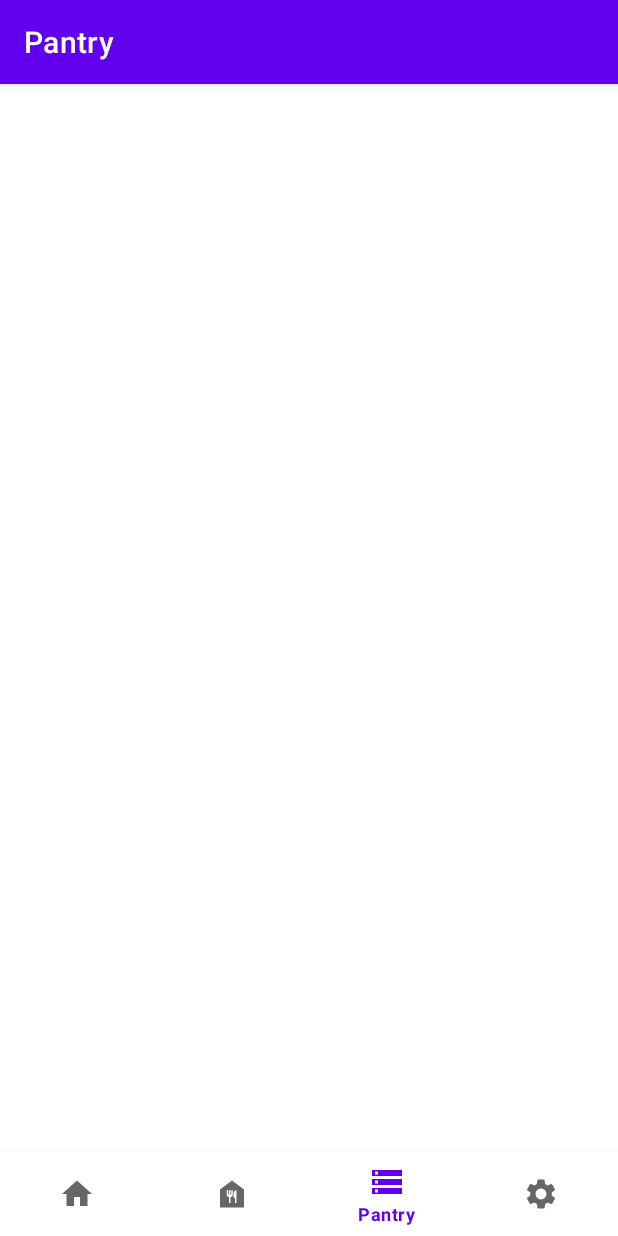
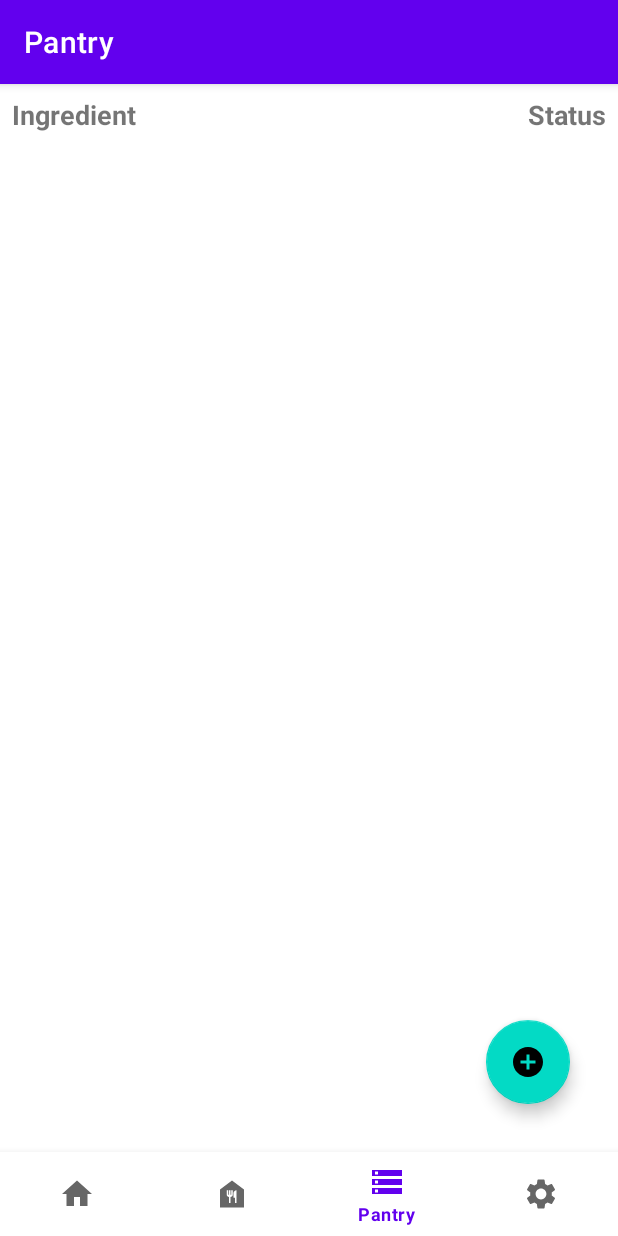
Before and after one commit to czhang83/comp371_meal_planner_final, an Android app: the PantryFragment screen opened through its navigation route, on a phone screen of 412 x 824 dp. Run offline under Robolectric (Android 15) with nearby library versions, the phone set to English and light mode, and no system bars; our stand-ins replace Room's generated code, navigation-ui.

Commit message:
Set up add ingredient page

```diff
--- a/app/src/main/AndroidManifest.xml
+++ b/app/src/main/AndroidManifest.xml
@@ -21,6 +21,9 @@
         <activity
             android:name=".AddDishActivity"
             android:label="Add Dish"/>
+        <activity
+            android:name=".AddIngredientActivity"
+            android:label="Add Ingredient"/>
     </application>
 
 </manifest>
--- a/app/src/main/java/com/example/mealplanner/AddDishActivity.java
+++ b/app/src/main/java/com/example/mealplanner/AddDishActivity.java
@@ -15,6 +15,7 @@ public class AddDishActivity extends AppCompatActivity {
     @Override
     protected void onCreate(@Nullable Bundle savedInstanceState) {
         super.onCreate(savedInstanceState);
+        setContentView(R.layout.activity_add_dish);
         appViewModel = new ViewModelProvider(this).get(AppViewModel.class);
 
         //appViewModel.insertDish(new Dish("test", "breakfast", 1, 0, 0, 0));
--- a/app/src/main/java/com/example/mealplanner/database/AppRepository.java
+++ b/app/src/main/java/com/example/mealplanner/database/AppRepository.java
@@ -18,11 +18,18 @@ public class AppRepository {
     AppRepository(Application application) {
         AppDatabase db = AppDatabase.getDatabase(application);
         dishDAO = db.dishDAO();
+        ingredientDAO = db.ingredientDAO();
+        dishIngredientDAO = db.dishIngredientDAO();
+
         allDishes = dishDAO.getAllDishes();
+        allIngredients = ingredientDAO.getAllIngredient();
     }
 
     LiveData<List<Dish>> getAllDishes() {
         return allDishes;
+    }
+    LiveData<List<Ingredient>> getAllIngredients(){
+        return allIngredients;
     }
 
     // You must call this on a non-UI thread or your app will throw an exception. Room ensures
@@ -32,4 +39,10 @@ public class AppRepository {
             dishDAO.insertAllDishes(dish);
         });
     }
+
+    void insertIngredient(Ingredient ingredient) {
+        AppDatabase.databaseWriteExecutor.execute(() -> {
+            ingredientDAO.insertIngredient(ingredient);
+        });
+    }
 }
--- a/app/src/main/java/com/example/mealplanner/database/AppViewModel.java
+++ b/app/src/main/java/com/example/mealplanner/database/AppViewModel.java
@@ -12,14 +12,25 @@ public class AppViewModel extends AndroidViewModel {
     private AppRepository repository;
 
     private final LiveData<List<Dish>> allDishes;
+    private final LiveData<List<Ingredient>> allIngredients;
 
     public AppViewModel (Application application) {
         super(application);
         repository = new AppRepository(application);
+
         allDishes = repository.getAllDishes();
+        allIngredients = repository.getAllIngredients();
     }
 
     public LiveData<List<Dish>> getAllDishes() { return allDishes; }
 
+    public LiveData<List<Ingredient>> getAllIngredients(){
+        return allIngredients;
+    }
+
     public void insertDish(Dish dish) { repository.insertDish(dish); }
+
+    public void insertIngredient(Ingredient ingredient){
+        repository.insertIngredient(ingredient);
+    }
 }
--- a/app/src/main/java/com/example/mealplanner/database/DishIngredient.java
+++ b/app/src/main/java/com/example/mealplanner/database/DishIngredient.java
@@ -23,4 +23,8 @@ public class DishIngredient {
     @ColumnInfo(name = "ingredient")
     public String ingredient;
 
+    public DishIngredient(String dish_name, String ingredient){
+        this.dish_name = dish_name;
+        this.ingredient = ingredient;
+    }
 }
--- a/app/src/main/java/com/example/mealplanner/database/Ingredient.java
+++ b/app/src/main/java/com/example/mealplanner/database/Ingredient.java
@@ -15,4 +15,9 @@ public class Ingredient {
     @ColumnInfo(name = "status")
     public String status;
 
+    public Ingredient(String ingredient, String status){
+        this.ingredient = ingredient;
+        this.status = status;
+    }
+
 }
--- a/app/src/main/java/com/example/mealplanner/fragments/PantryFragment.java
+++ b/app/src/main/java/com/example/mealplanner/fragments/PantryFragment.java
@@ -1,5 +1,6 @@
 package com.example.mealplanner.fragments;
 
+import android.content.Intent;
 import android.os.Bundle;
 import android.view.LayoutInflater;
 import android.view.View;
@@ -11,15 +12,51 @@ import androidx.annotation.Nullable;
 import androidx.fragment.app.Fragment;
 import androidx.lifecycle.Observer;
 import androidx.lifecycle.ViewModelProvider;
+import androidx.recyclerview.widget.DividerItemDecoration;
+import androidx.recyclerview.widget.LinearLayoutManager;
+import androidx.recyclerview.widget.RecyclerView;
 
+import com.example.mealplanner.AddDishActivity;
+import com.example.mealplanner.AddIngredientActivity;
 import com.example.mealplanner.R;
+import com.example.mealplanner.database.AppViewModel;
+import com.example.mealplanner.recyclerview.IngredientAdapter;
+import com.google.android.material.floatingactionbutton.FloatingActionButton;
 
 public class PantryFragment extends Fragment {
+
+    private AppViewModel appViewModel;
+    public FloatingActionButton floatingActionButtonAddIngredient;
+    public RecyclerView recyclerView_ingredient;
 
     public View onCreateView(@NonNull LayoutInflater inflater,
                              ViewGroup container, Bundle savedInstanceState) {
         View root = inflater.inflate(R.layout.fragment_pantry, container, false);
-        final TextView textView = root.findViewById(R.id.text_pantry);
+        appViewModel = new ViewModelProvider(this).get(AppViewModel.class);
+
+        floatingActionButtonAddIngredient = root.findViewById(R.id.floatingActionButton_add_ingredient);
+        recyclerView_ingredient = root.findViewById(R.id.recyclerView_ingredient);
+
+        // create recycler adapter
+        IngredientAdapter adapter = new IngredientAdapter(appViewModel.getAllIngredients().getValue());
+        recyclerView_ingredient.setAdapter(adapter);
+        recyclerView_ingredient.setLayoutManager(new LinearLayoutManager(root.getContext()));
+        recyclerView_ingredient.setHasFixedSize(true);
+        RecyclerView.ItemDecoration itemDecoration = new DividerItemDecoration(
+                root.getContext(), DividerItemDecoration.VERTICAL);
+        recyclerView_ingredient.addItemDecoration(itemDecoration);
+
+        appViewModel.getAllIngredients().observe(getViewLifecycleOwner(), ingredients -> {
+            adapter.updateIngredients(ingredients);
+        });
+
+        floatingActionButtonAddIngredient.setOnClickListener(new View.OnClickListener() {
+            @Override
+            public void onClick(View view) {
+                Intent intent = new Intent(root.getContext(), AddIngredientActivity.class);
+                startActivity(intent);
+            }
+        });
         return root;
     }
 }
--- /dev/null
+++ b/app/src/main/java/com/example/mealplanner/recyclerview/IngredientAdapter.java
@@ -0,0 +1,68 @@
+package com.example.mealplanner.recyclerview;
+
+import android.content.Context;
+import android.view.LayoutInflater;
+import android.view.View;
+import android.view.ViewGroup;
+import android.widget.TextView;
+
+import com.example.mealplanner.R;
+import com.example.mealplanner.database.Ingredient;
+
+import java.util.List;
+
+import androidx.annotation.NonNull;
+import androidx.recyclerview.widget.RecyclerView;
+
+public class IngredientAdapter extends RecyclerView.Adapter<IngredientAdapter.ViewHolder>{
+    private List<Ingredient> ingredients;
+
+    //pass this list into the constructor of the adapter
+    public IngredientAdapter(List<Ingredient> ingredients){
+        this.ingredients = ingredients;
+    }
+
+    @NonNull
+    @Override
+    public IngredientAdapter.ViewHolder onCreateViewHolder(@NonNull ViewGroup parent, int viewType) {
+        Context context = parent.getContext();
+        LayoutInflater inflater = LayoutInflater.from(context);
+        // inflate the customer layout
+        View ingredientView = inflater.inflate(R.layout.item_ingredient, parent, false);
+        return new IngredientAdapter.ViewHolder(ingredientView);
+    }
+
+    @Override
+    public void onBindViewHolder(@NonNull IngredientAdapter.ViewHolder holder, int position) {
+        // populate data into the item through holder
+        Ingredient ingredient = ingredients.get(position);
+
+        holder.textView_item_ingredient_name.setText(ingredient.ingredient);
+        holder.textView_item_ingredient_status.setText(ingredient.status);
+
+    }
+
+    @Override
+    public int getItemCount() {
+        // could be null initially
+        if (ingredients == null) return 0;
+        return ingredients.size();
+    }
+
+    public void updateIngredients(List<Ingredient> ingredients){
+        this.ingredients = ingredients;
+        notifyDataSetChanged();
+    }
+
+    class ViewHolder extends RecyclerView.ViewHolder{
+        TextView textView_item_ingredient_name;
+        TextView textView_item_ingredient_status;
+
+        public ViewHolder(View itemView){
+            super(itemView);
+            textView_item_ingredient_name = itemView.findViewById(R.id.textView_item_ingredient_name);
+            textView_item_ingredient_status = itemView.findViewById(R.id.textView_item_ingredient_status);
+        }
+
+    }
+}
--- a/app/src/main/res/layout/fragment_pantry.xml
+++ b/app/src/main/res/layout/fragment_pantry.xml
@@ -6,17 +6,60 @@
     android:layout_height="match_parent"
     tools:context=".fragments.PantryFragment">
 
-    <TextView
-        android:id="@+id/text_pantry"
+    <com.google.android.material.floatingactionbutton.FloatingActionButton
+        android:id="@+id/floatingActionButton_add_ingredient"
+        android:layout_width="wrap_content"
+        android:layout_height="wrap_content"
+        android:layout_marginEnd="32dp"
+        android:layout_marginBottom="32dp"
+        android:clickable="true"
+        android:src="@drawable/ic_add_circle"
+        app:layout_constraintBottom_toBottomOf="parent"
+        app:layout_constraintEnd_toEndOf="parent" />
+
+    <androidx.recyclerview.widget.RecyclerView
+        android:id="@+id/recyclerView_ingredient"
         android:layout_width="match_parent"
-        android:layout_height="wrap_content"
-        android:layout_marginStart="8dp"
-        android:layout_marginTop="8dp"
-        android:layout_marginEnd="8dp"
-        android:textAlignment="center"
-        android:textSize="20sp"
+        android:layout_height="0dp"
         app:layout_constraintBottom_toBottomOf="parent"
         app:layout_constraintEnd_toEndOf="parent"
         app:layout_constraintStart_toStartOf="parent"
-        app:layout_constraintTop_toTopOf="parent" />
+        app:layout_constraintTop_toBottomOf="@+id/constraintLayout" />
+
+    <androidx.constraintlayout.widget.ConstraintLayout
+        android:id="@+id/constraintLayout"
+        android:layout_width="match_parent"
+        android:layout_height="wrap_content"
+        app:layout_constraintEnd_toEndOf="parent"
+        app:layout_constraintStart_toStartOf="parent"
+        app:layout_constraintTop_toTopOf="parent">
+
+        <TextView
+            android:id="@+id/textView_col_name_1"
+            android:layout_width="wrap_content"
+            android:layout_height="wrap_content"
+            android:layout_marginStart="8dp"
+            android:layout_marginTop="8dp"
+            android:layout_marginBottom="8dp"
+            android:text="@string/ingredient"
+            android:textSize="18sp"
+            android:textStyle="bold"
+            app:layout_constraintBottom_toBottomOf="parent"
+            app:layout_constraintStart_toStartOf="parent"
+            app:layout_constraintTop_toTopOf="parent" />
+
+        <TextView
+            android:id="@+id/textView_col_name_2"
+            android:layout_width="wrap_content"
+            android:layout_height="wrap_content"
+            android:layout_marginTop="8dp"
+            android:layout_marginEnd="8dp"
+            android:layout_marginBottom="8dp"
+            android:text="@string/status"
+            android:textSize="18sp"
+            android:textStyle="bold"
+            app:layout_constraintBottom_toBottomOf="parent"
+            app:layout_constraintEnd_toEndOf="parent"
+            app:layout_constraintTop_toTopOf="parent" />
+    </androidx.constraintlayout.widget.ConstraintLayout>
 </androidx.constraintlayout.widget.ConstraintLayout>
--- a/app/src/main/res/values/strings.xml
+++ b/app/src/main/res/values/strings.xml
@@ -4,6 +4,9 @@
     <string name="title_dishes">Dishes</string>
     <string name="title_pantry">Pantry</string>
     <string name="title_setting">Setting</string>
+
+    <string name="ingredient">Ingredient</string>
+    <string name="status">Status</string>
 
     <string name="button_generate">Generate</string>
     <string name="pantry_only">Use the ingredients in your pantry only</string>
```
Also changed, not shown: app/src/main/java/com/example/mealplanner/AddIngredientActivity.java (added, +80 -0 lines), app/src/main/res/layout/activity_add_ingredient.xml (added, +51 -0 lines), app/src/main/res/layout/item_ingredient.xml (added, +29 -0 lines).
